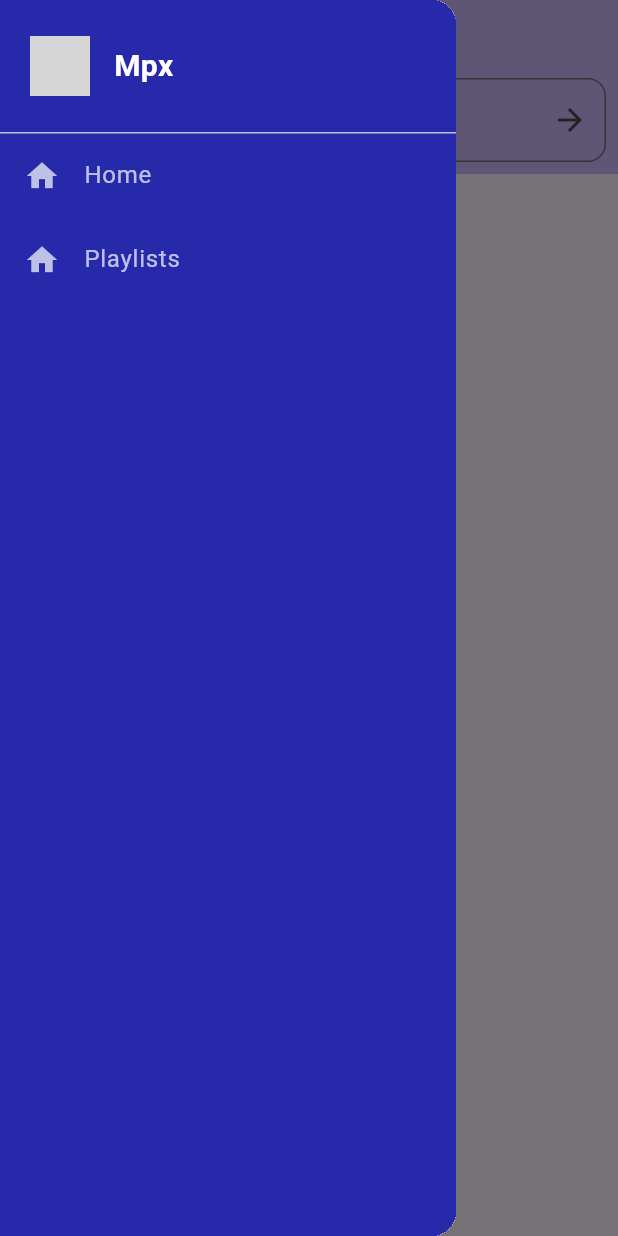
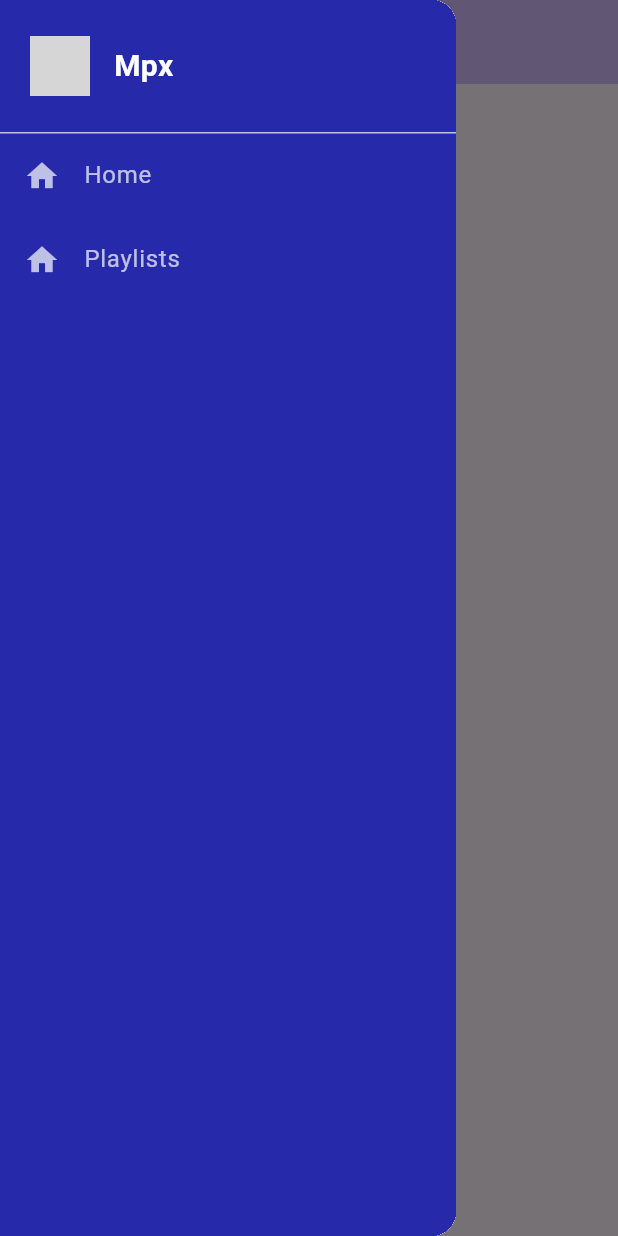
Before and after one commit to Fornaser/mpx_1635, a Flutter app: the screen it shows after launch, with the side drawer open, on a phone screen of 412 x 824 dp. Run offline on Flutter 3.47's test engine with Material 3 defaults, Android fonts, the phone set to English and light mode, and no system bars; our stand-ins replace sqflite; accounts and stored records are empty; network calls fail; grey boxes are pictures that could not be loaded.

Commit message:
Revert playlistv2: added delete and edit playlist buttons, homepagev2: homepage is actually homepage now

```diff
--- a/lib/main.dart
+++ b/lib/main.dart
@@ -21,9 +21,7 @@
       home: const MyHomePage(title: 'RemindDb'),
     );
   }
-
 }
-
 
 class MyHomePage extends StatefulWidget {
   const MyHomePage({super.key, required this.title});
@@ -39,9 +37,45 @@
 
   @override
   Widget build(BuildContext context) {
-    return MaterialApp(
-      title: 'RemindDB',
-      home: const HomePage()
+    return Scaffold(
+      drawer: const NavigationDrawerWidget(),
+      appBar: AppBar(
+        backgroundColor: Theme.of(context).colorScheme.inversePrimary,
+        title: Text(widget.title),
+      ),
+      body: Center(
+        child: Row(
+          children: [
+            ElevatedButton(
+              onPressed: () {
+                Navigator.push(
+                  context,
+                  MaterialPageRoute(builder: (context) => HomePage()),
+                );
+              },
+              child: const Text('Home Page'),
+            ),
+            // ElevatedButton(
+            //   onPressed: () {
+            //     Navigator.push(
+            //       context,
+            //       MaterialPageRoute(builder: (context) => MediaPage()),
+            //     );
+            //   },
+            //   child: const Text('Media Page'),
+            // ),
+            ElevatedButton(
+              onPressed: () {
+                Navigator.push(
+                  context,
+                  MaterialPageRoute(builder: (context) => PlaylistPage()),
+                );
+              },
+              child: const Text('Library Page'),
+            ),
+          ],
+        ),
+      ),
     );
   }
 }
--- a/lib/pages/playlist_page.dart
+++ b/lib/pages/playlist_page.dart
@@ -2,7 +2,6 @@ import 'package:flutter/material.dart';
 import 'package:mpx_1635/models/playlist_model.dart';
 import 'package:mpx_1635/models/playlist_repository.dart';
 import 'library_page.dart';
-import 'package:mpx_1635/scr/sidebar/widgets/nav_bar/navigation_drawer.dart';
 
 class PlaylistPage extends StatefulWidget {
   const PlaylistPage({super.key});
@@ -97,7 +96,6 @@ class _PlaylistsPageState extends State<PlaylistPage> {
   @override
   Widget build(BuildContext context) {
     return Scaffold(
-      drawer: NavigationDrawerWidget(),
       appBar: AppBar(title: const Text("Playlists"), backgroundColor: Colors.grey),
       body: loading
           ? const Center(child: CircularProgressIndicator())
@@ -138,7 +136,8 @@ class _PlaylistsPageState extends State<PlaylistPage> {
                   );
 
                   if (confirm == true) {
-                    _deletePlaylist(playlist);
+                    await PlaylistRepository.delete(playlist: playlist);
+                    _loadPlaylists(); // reload the list
                     ScaffoldMessenger.of(context).showSnackBar(
                       SnackBar(content: Text('Deleted "${playlist.title}"')),
                     );
```
Also changed, not shown: lib/pages/library_page.dart (+3 -110 lines).
